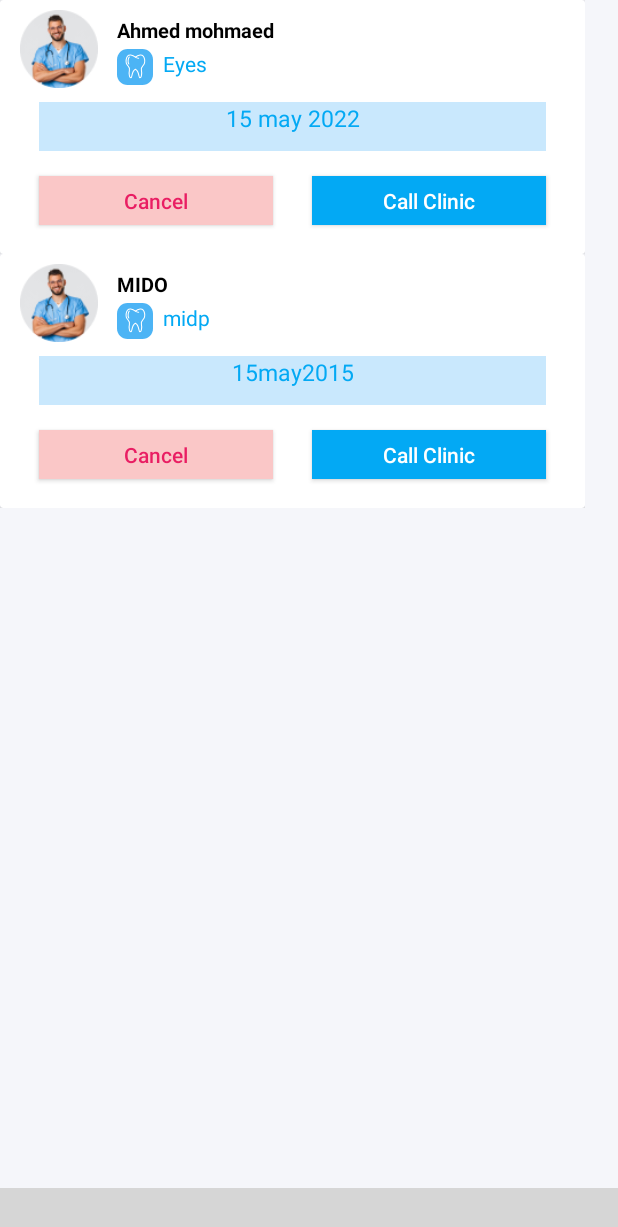
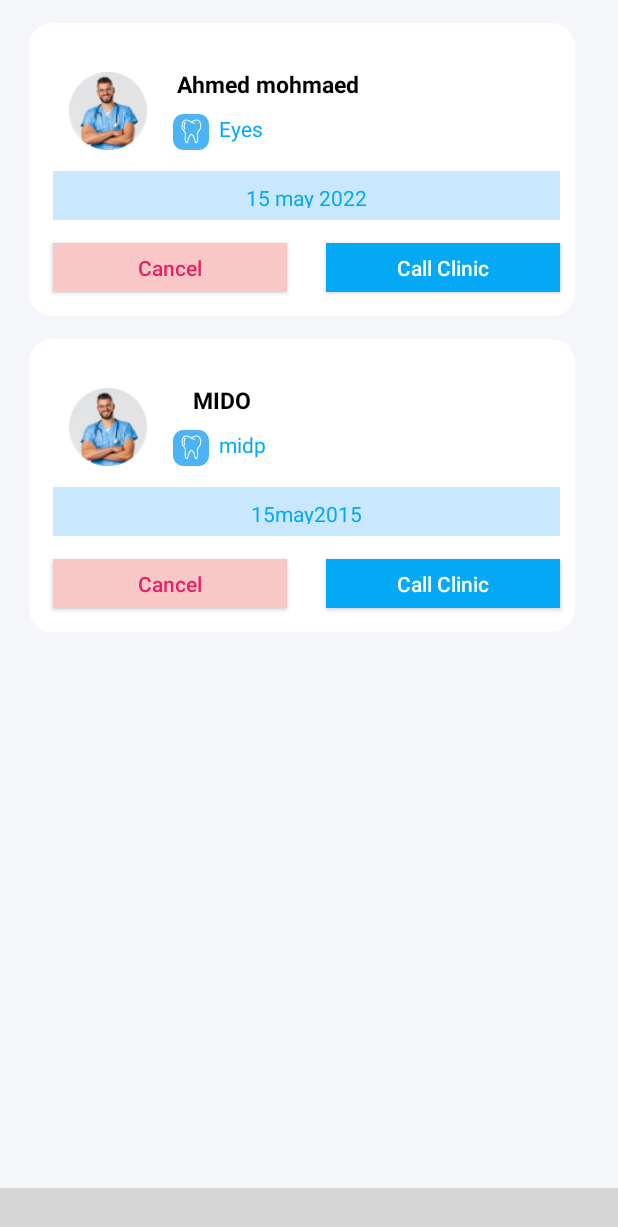
Before and after one commit to abdelhamedEl3ila/projectgradclicicmanagment, an Android app: the fragment AllschduleFragment placed in its activity, on a phone screen of 412 x 824 dp. Shown: the top 1227 px of the screen. Run offline under Robolectric (Android 15) with nearby library versions, the phone set to English and light mode, and no system bars; our stand-ins replace sdp/ssp sizes; libraries missing offline, so code that uses them is left out: com.etebarian.meowbottomnavigation; plain views replace MeowBottomNavigation; 8 statements that could not run were skipped; grey boxes are pictures that could not be loaded.

Commit message:
Initial open source commit

```diff
--- a/app/build.gradle
+++ b/app/build.gradle
@@ -41,6 +41,7 @@ dependencies {
     implementation 'androidx.lifecycle:lifecycle-viewmodel-ktx:2.3.1'
     implementation 'androidx.navigation:navigation-fragment:2.3.5'
     implementation 'androidx.navigation:navigation-ui:2.3.5'
+    implementation 'com.android.car.ui:car-ui-lib:+'
     testImplementation 'junit:junit:4.+'
     androidTestImplementation 'androidx.test.ext:junit:1.1.3'
     androidTestImplementation 'androidx.test.espresso:espresso-core:3.4.0'
--- a/app/src/main/java/com/example/clinicmangmentsystem/adapter/SchduleAdapter.java
+++ b/app/src/main/java/com/example/clinicmangmentsystem/adapter/SchduleAdapter.java
@@ -29,7 +29,7 @@ public class SchduleAdapter extends RecyclerView.Adapter<SchduleAdapter.ViewHold
     @NonNull
     @Override
     public SchduleAdapter.ViewHolder onCreateViewHolder(@NonNull ViewGroup parent, int viewType) {
-        View v = LayoutInflater.from(parent.getContext()).inflate(R.layout.item_schdulepat,null,false);
+        View v = LayoutInflater.from(parent.getContext()).inflate(R.layout.item_schdulepat,null,true);
         return new ViewHolder(v);
 
     }
@@ -52,7 +52,7 @@ public class SchduleAdapter extends RecyclerView.Adapter<SchduleAdapter.ViewHold
     {
         TextView docname,docspeci,resrv;
         ImageView imageView;
-        CardView cardView;
+
         public ViewHolder(@NonNull View itemView) {
             super(itemView);
             docspeci=itemView.findViewById(R.id.specialtiestxt);
--- a/app/src/main/res/layout/fragment_allschdule.xml
+++ b/app/src/main/res/layout/fragment_allschdule.xml
@@ -1,9 +1,11 @@
 <?xml version="1.0" encoding="utf-8"?>
-<androidx.constraintlayout.widget.ConstraintLayout xmlns:android="http://schemas.android.com/apk/res/android"
+<LinearLayout
+    xmlns:android="http://schemas.android.com/apk/res/android"
     xmlns:app="http://schemas.android.com/apk/res-auto"
     xmlns:tools="http://schemas.android.com/tools"
     android:layout_width="match_parent"
     android:layout_height="match_parent"
+    android:orientation="vertical"
     android:background="@color/background"
     tools:context=".patient.AllschduleFragment">
 
@@ -12,10 +14,6 @@
         android:id="@+id/recschdulepat"
         android:layout_width="match_parent"
         android:layout_height="match_parent"
-        app:layout_constraintBottom_toBottomOf="parent"
-        app:layout_constraintEnd_toEndOf="parent"
-        app:layout_constraintHorizontal_bias="0.0"
-        app:layout_constraintStart_toStartOf="parent"
-        app:layout_constraintTop_toTopOf="parent"
-        app:layout_constraintVertical_bias="0.068" />
-</androidx.constraintlayout.widget.ConstraintLayout>
+        android:layout_gravity="center"
+ />
+</LinearLayout>
--- a/app/src/main/res/layout/fragment_clinicvisit.xml
+++ b/app/src/main/res/layout/fragment_clinicvisit.xml
@@ -10,6 +10,7 @@
     <androidx.constraintlayout.widget.ConstraintLayout
         android:layout_width="@dimen/_280sdp"
         android:layout_height="@dimen/_150sdp"
+        android:layout_margin="@dimen/_5sdp"
         android:background="@drawable/customedittext"
         app:layout_constraintBottom_toBottomOf="parent"
         app:layout_constraintEnd_toEndOf="parent"
--- a/app/src/main/res/layout/item_schdulepat.xml
+++ b/app/src/main/res/layout/item_schdulepat.xml
@@ -1,31 +1,36 @@
 <?xml version="1.0" encoding="utf-8"?>
-<androidx.constraintlayout.widget.ConstraintLayout
+<LinearLayout
     xmlns:android="http://schemas.android.com/apk/res/android"
     xmlns:tools="http://schemas.android.com/tools"
     android:layout_width="match_parent"
     android:layout_height="match_parent"
+    android:orientation="vertical"
+    android:background="@color/background"
     xmlns:app="http://schemas.android.com/apk/res-auto">
 
-    <androidx.cardview.widget.CardView
-        android:layout_width="@dimen/_300sdp"
-        android:layout_height="@dimen/_130sdp"
+    <androidx.constraintlayout.widget.ConstraintLayout
+        android:layout_width="@dimen/_280sdp"
+        android:layout_height="@dimen/_150sdp"
         android:background="@drawable/customedittext"
-        app:cardElevation="@dimen/_5sdp"
-        app:layout_constraintBottom_toBottomOf="parent"
-        app:layout_constraintEnd_toEndOf="parent"
-        app:layout_constraintHorizontal_bias="0.523"
-        app:layout_constraintStart_toStartOf="parent"
-        app:layout_constraintTop_toTopOf="parent"
-        app:layout_constraintVertical_bias="0.043">
+        android:layout_marginTop="@dimen/_12sdp"
+        android:layout_marginStart="@dimen/_15sdp"
+        android:layout_marginEnd="@dimen/_15sdp"
+        android:layout_gravity="center"
+        >
 
 
         <ImageView
             android:id="@+id/imagedoc"
             android:layout_width="@dimen/_40sdp"
             android:layout_height="@dimen/_40sdp"
+            android:layout_marginStart="@dimen/_8sdp"
             android:layout_marginTop="@dimen/_5sdp"
-                    android:layout_marginStart="@dimen/_10sdp"
-                    />
+            app:layout_constraintBottom_toBottomOf="parent"
+            app:layout_constraintEnd_toEndOf="parent"
+            app:layout_constraintHorizontal_bias="0.053"
+            app:layout_constraintStart_toStartOf="parent"
+            app:layout_constraintTop_toTopOf="parent"
+            app:layout_constraintVertical_bias="0.191" />
 
         <TextView
             android:id="@+id/namedoctxxt"
@@ -34,35 +39,47 @@
             android:text="Dr.Ahmed Mohamed"
             android:textAllCaps="false"
             android:textColor="@color/black"
-                    android:textSize="@dimen/_10ssp"
+            android:textSize="@dimen/_12ssp"
             android:textStyle="bold"
-                   android:layout_marginTop="@dimen/_8sdp"
-                    android:layout_marginStart="@dimen/_60sdp"
-                    />
+            app:layout_constraintBottom_toBottomOf="parent"
+            app:layout_constraintEnd_toEndOf="parent"
+            app:layout_constraintHorizontal_bias="0.123"
+            app:layout_constraintStart_toEndOf="@+id/imagedoc"
+            app:layout_constraintTop_toTopOf="parent"
+            app:layout_constraintVertical_bias="0.173" />
 
         <TextView
             android:id="@+id/specialtiestxt"
             android:layout_width="wrap_content"
             android:layout_height="wrap_content"
             android:drawableStart="@drawable/ic_dentisticon"
+            android:drawablePadding="@dimen/_5sdp"
             android:text="Dentist"
             android:textColor="@color/secondcolor"
             android:textSize="@dimen/_11ssp"
-                    android:drawablePadding="@dimen/_5ssp"
-                    android:layout_marginTop="@dimen/_25sdp"
-                    android:layout_marginStart="@dimen/_60sdp"
-                   />
+            app:layout_constraintBottom_toBottomOf="parent"
+            app:layout_constraintEnd_toEndOf="parent"
+            app:layout_constraintHorizontal_bias="0.078"
+            app:layout_constraintStart_toEndOf="@+id/imagedoc"
+            app:layout_constraintTop_toBottomOf="@+id/namedoctxxt"
+            app:layout_constraintVertical_bias="0.079" />
 
         <TextView
             android:id="@+id/txttimeclinic"
             android:layout_width="@dimen/_260sdp"
             android:layout_height="@dimen/_25sdp"
             android:background="#C9E8FD"
+            android:padding="@dimen/_6sdp"
             android:text="In 23 March 2022 4:00 pm"
-                android:textSize="@dimen/_12ssp"
             android:textAlignment="center"
+            android:textAllCaps="false"
             android:textColor="@color/secondcolor"
-                android:layout_gravity="center"
+            app:layout_constraintBottom_toBottomOf="parent"
+            app:layout_constraintEnd_toEndOf="parent"
+            app:layout_constraintHorizontal_bias="0.615"
+            app:layout_constraintStart_toStartOf="parent"
+            app:layout_constraintTop_toBottomOf="@+id/specialtiestxt"
+            app:layout_constraintVertical_bias="0.179"
 
             />
 
@@ -71,28 +88,36 @@
             android:layout_width="@dimen/_120sdp"
             android:layout_height="@dimen/_25sdp"
             android:layout_marginTop="@dimen/_90sdp"
-                android:layout_marginStart="@dimen/_20sdp"
+            android:layout_marginBottom="16dp"
             android:background="#FAC7C7"
             android:text="Cancel"
             android:textAllCaps="false"
             android:textColor="#E91E63"
+            app:layout_constraintBottom_toBottomOf="parent"
+            app:layout_constraintEnd_toEndOf="parent"
+            app:layout_constraintHorizontal_bias="0.076"
 
-               />
+            app:layout_constraintStart_toStartOf="parent"
+            app:layout_constraintTop_toBottomOf="@+id/timeclinic"
+            app:layout_constraintVertical_bias="0.263" />
 
         <Button
             android:id="@+id/callclinic"
             android:layout_width="@dimen/_120sdp"
             android:layout_height="@dimen/_25sdp"
+            android:layout_marginTop="@dimen/_5sdp"
+            android:layout_marginBottom="16dp"
             android:background="@color/secondcolor"
             android:text="Call Clinic"
             android:textAllCaps="false"
             android:textColor="@color/white"
-            android:layout_marginTop="@dimen/_90sdp"
-            android:layout_marginStart="@dimen/_160sdp"
-             />
+            app:layout_constraintBottom_toBottomOf="parent"
+            app:layout_constraintEnd_toEndOf="parent"
+            app:layout_constraintHorizontal_bias="0.722"
+            app:layout_constraintStart_toEndOf="@+id/cancelclinic"
+            app:layout_constraintTop_toBottomOf="@+id/timeclinic" />
 
-    </androidx.cardview.widget.CardView>
+    </androidx.constraintlayout.widget.ConstraintLayout>
 
 
-
-</androidx.constraintlayout.widget.ConstraintLayout>
+</LinearLayout>
```
Also changed, not shown: app/src/main/AndroidManifest.xml (+6 -3 lines), app/src/main/java/com/example/clinicmangmentsystem/patient/HomepatFragment.java (+19 -0 lines), app/src/main/java/com/example/clinicmangmentsystem/patient/SearchActivity.java (added, +15 -0 lines), app/src/main/res/drawable/searchbar.xml (added, +11 -0 lines), app/src/main/res/layout/activity_search.xml (added, +12 -0 lines), app/src/main/res/layout/fragment_dashboard.xml (deleted, +0 -22 lines), app/src/main/res/layout/fragment_homepat.xml (+13 -10 lines). Lines whose indentation alone changed are shown as unchanged.
